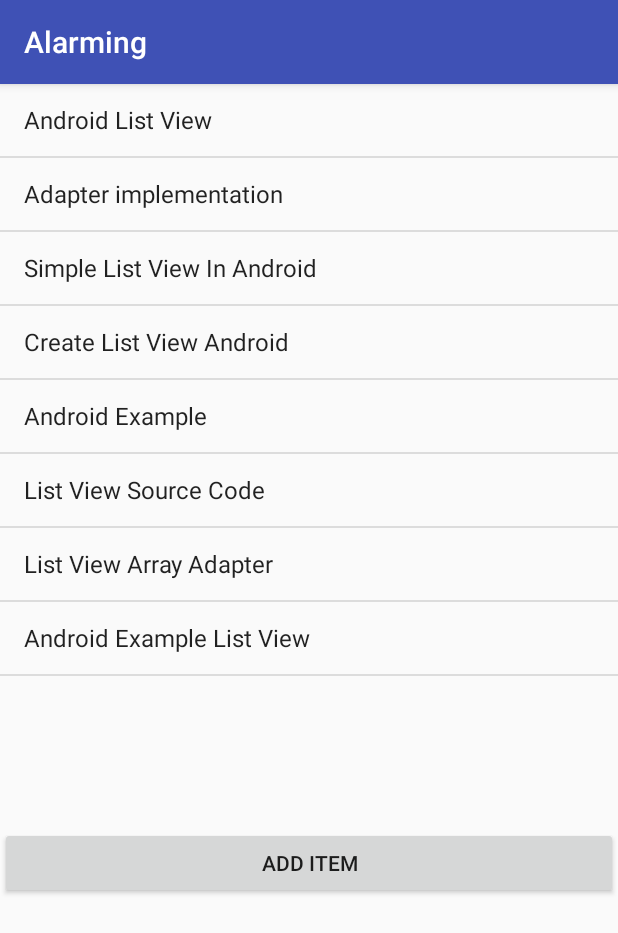
After one commit to maxtauro/Alarming, an Android app: the AlarmListPage screen opened directly, with no data from a screen before it, on a phone screen of 412 x 824 dp. The commit adds this screen. Shown: the top 933 px of the screen. Run offline under Robolectric (Android 15) with nearby library versions, the phone set to English and light mode, and no system bars.

```diff
--- a/app/src/main/AndroidManifest.xml
+++ b/app/src/main/AndroidManifest.xml
@@ -18,6 +18,7 @@
             </intent-filter>
         </activity>
 
+        <activity android:name=".AlarmListPage"/>
         <receiver android:name=".AlarmReceiver" />
 
         <service android:name=".RingtonePlayingService"
--- /dev/null
+++ b/app/src/main/java/maxtauro/alarming/AlarmListPage.java
@@ -0,0 +1,97 @@
+package maxtauro.alarming;
+
+/**
+ * Created by maxtauro on 2018-01-29.
+ */
+
+import android.os.Bundle;
+import android.support.v7.app.AppCompatActivity;
+import android.util.Log;
+import android.view.View;
+import android.widget.AdapterView;
+import android.widget.ArrayAdapter;
+import android.widget.Button;
+import android.widget.ListView;
+import android.widget.Toast;
+
+import java.util.ArrayList;
+import java.util.Arrays;
+import java.util.List;
+
+
+public class AlarmListPage extends AppCompatActivity {
+    ListView listView;
+
+    @Override
+    protected void onCreate(Bundle savedInstanceState) {
+        super.onCreate(savedInstanceState);
+        setContentView(R.layout.activity_alarm_list);
+
+
+        //get listview object from xml,
+        listView = (ListView) findViewById(R.id.list);
+
+        // Defined Array values to show in ListView
+
+        final String[] values = new String[] { "Android List View",
+                "Adapter implementation",
+                "Simple List View In Android",
+                "Create List View Android",
+                "Android Example",
+                "List View Source Code",
+                "List View Array Adapter",
+                "Android Example List View"
+        };
+        final List<String> valuesList = new ArrayList<String>(Arrays.asList(values));
+
+        //define a new adapter
+        //first parameter - context
+        //second parameter - layout for the row
+        //third parameter - ID of the TextView to which the data is written
+        //fourth - the array of the data
+
+        final ArrayAdapter<String> adapter = new ArrayAdapter<String>(this, android.R.layout.simple_list_item_1, android.R.id.text1,valuesList);
+
+        //assign adapter to listView
+        listView.setAdapter(adapter);
+
+        listView.setOnItemClickListener(new AdapterView.OnItemClickListener() {
+
+                                            @Override
+                                            public void onItemClick(AdapterView<?>parent, View view, int position, long id){
+
+                                                //List view clicked item index
+                                                int itemPosition = position;
+
+                                                //List view clicked item value
+                                                String itemValue = (String) listView.getItemAtPosition(itemPosition);
+
+                                                //show alert
+                                                Toast.makeText(getApplicationContext(),"Position :"+itemPosition+"  ListItem : " +itemValue , Toast.LENGTH_LONG)
+                                                        .show();
+                                            }
+
+                                        }
+
+        );
+
+        //define add button
+        Button addButton = (Button) findViewById(R.id.add_button);
+
+        addButton.setOnClickListener(new View.OnClickListener() {
+
+                                         @Override
+                                         public void onClick(View v) {
+                                             Log.e("CLicking button",String.valueOf(System.currentTimeMillis()));
+                                             valuesList.add(String.valueOf(System.currentTimeMillis()));
+                                             adapter.notifyDataSetChanged();
+                                         }
+
+                                     }
+
+        );
+
+    }
+
+
+}
--- /dev/null
+++ b/app/src/main/res/layout/activity_alarm_list.xml
@@ -0,0 +1,18 @@
+<?xml version="1.0" encoding="utf-8"?>
+<LinearLayout xmlns:android="http://schemas.android.com/apk/res/android"
+    android:layout_width="match_parent"
+    android:layout_height="match_parent"
+    android:orientation="vertical" >
+
+    <ListView
+        android:id="@+id/list"
+        android:layout_width="match_parent"
+        android:layout_height="495dp"></ListView>
+
+    <Button
+        android:id="@+id/add_button"
+        android:layout_width="match_parent"
+        android:layout_height="wrap_content"
+        android:text="Add Item" />
+
+</LinearLayout>
```
Also changed, not shown: app/src/main/java/maxtauro/alarming/AlarmObject.java (added, +101 -0 lines), app/src/main/java/maxtauro/alarming/AlarmReceiver.java (+8 -0 lines), app/src/main/java/maxtauro/alarming/MainActivity.java (+11 -19 lines), app/src/main/java/maxtauro/alarming/RingtonePlayingService.java (+16 -1 lines).
